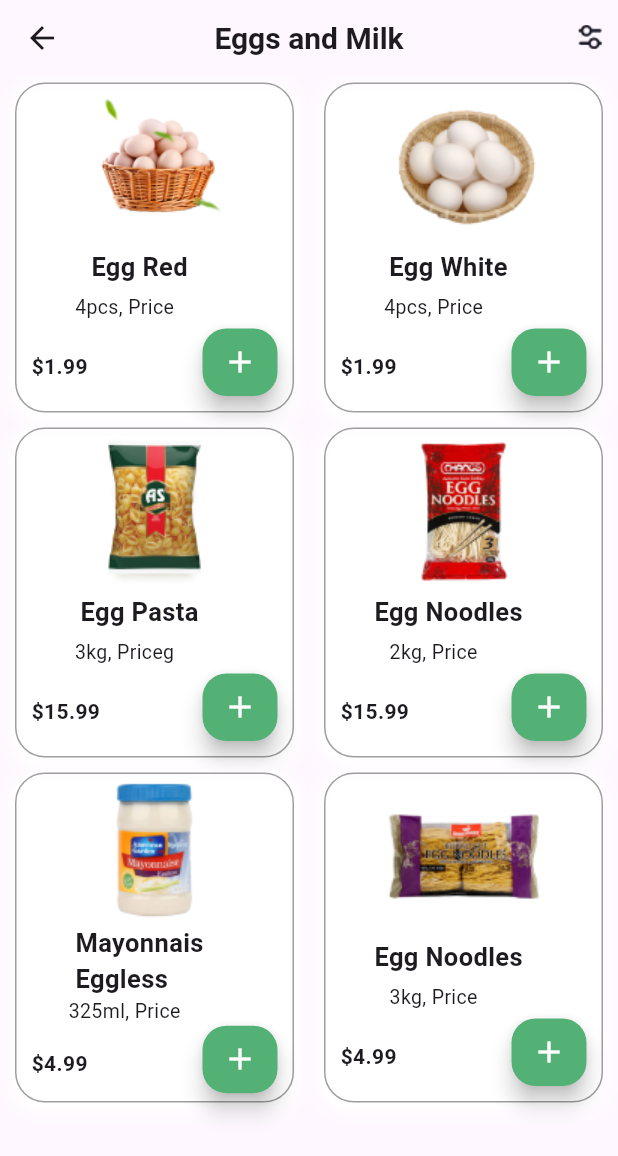
After one commit to SyedEbad902/Grocery-App, a Flutter app: the SearchScreen screen opened directly, on a phone screen of 412 x 824 dp. The commit adds this screen. Shown: the top 1156 px of the screen. Run offline on Flutter 3.47's test engine with Material 3 defaults, Android fonts, the phone set to English and light mode, and no system bars; our stand-ins replace get, google_nav_bar.

Commit message:
more functionality added

```diff
--- a/lib/product-list/beverages_list.dart
+++ b/lib/product-list/beverages_list.dart
@@ -36,3 +36,41 @@ List beveragesList = [
     'price': "\$4.99",
   },
 ];
+List eggsList = [
+  {
+    'name': "Egg Red",
+    'amount': "4pcs, Price",
+    "link": "assets/images/egg1.png",
+    'price': "\$1.99",
+  },
+  {
+    'name': "Egg White",
+    'amount': "4pcs, Price",
+    "link": "assets/images/egg2.png",
+    'price': "\$1.99",
+  },
+  {
+    'name': "Egg Pasta",
+    'amount': "3kg, Priceg",
+    "link": "assets/images/egg3.png",
+    'price': "\$15.99",
+  },
+  {
+    'name': "Egg Noodles",
+    'amount': "2kg, Price",
+    "link": "assets/images/egg4.png",
+    'price': "\$15.99",
+  },
+  {
+    'name': "Mayonnais\nEggless",
+    'amount': "325ml, Price",
+    "link": "assets/images/egg5.png",
+    'price': "\$4.99",
+  },
+  {
+    'name': "Egg Noodles",
+    'amount': "3kg, Price",
+    "link": "assets/images/egg6.png",
+    'price': "\$4.99",
+  },
+];
--- a/lib/screens/explore_view.dart
+++ b/lib/screens/explore_view.dart
@@ -1,6 +1,7 @@
 import 'package:flutter/material.dart';
 import 'package:grocery_app/product-list/find_product.dart';
 import 'package:grocery_app/screens/beverages.dart';
+import 'package:grocery_app/screens/search.dart';
 
 class ExploreView extends StatelessWidget {
   const ExploreView({super.key});
@@ -54,7 +55,15 @@ class ExploreView extends StatelessWidget {
                   mainAxisAlignment: MainAxisAlignment.spaceEvenly,
                   children: [
                     InkWell(
-                      onTap: () {},
+                      onTap: () {
+                        print(firstIndex);
+                        if (firstIndex == 4) {
+                          Navigator.push(
+                              context,
+                              MaterialPageRoute(
+                                  builder: (context) => SearchScreen()));
+                        }
+                      },
                       child: Container(
                         padding: EdgeInsets.only(top: 5),
                         margin: const EdgeInsets.only(
@@ -92,10 +101,13 @@ class ExploreView extends StatelessWidget {
                     ),
                     InkWell(
                       onTap: () {
-                        Navigator.push(
-                            context,
-                            MaterialPageRoute(
-                                builder: (context) => Beverages()));
+                        print(secondIndex);
+                        if (secondIndex == 5) {
+                          Navigator.push(
+                              context,
+                              MaterialPageRoute(
+                                  builder: (context) => Beverages()));
+                        }
                       },
                       child: Container(
                         padding: EdgeInsets.only(top: 5),
--- /dev/null
+++ b/lib/screens/search.dart
@@ -0,0 +1,91 @@
+import 'package:flutter/material.dart';
+
+import '../product-list/beverages_list.dart';
+import 'custome widgets/custome_widgets.dart';
+
+class SearchScreen extends StatefulWidget {
+  const SearchScreen({super.key});
+
+  @override
+  State<SearchScreen> createState() => _SearchScreenState();
+}
+
+class _SearchScreenState extends State<SearchScreen> {
+  @override
+  Widget build(BuildContext context) {
+    return Scaffold(
+      appBar: AppBar(
+        centerTitle: true,
+        title: const Text(
+          "Eggs and Milk",
+          style: TextStyle(fontSize: 20, fontWeight: FontWeight.bold),
+        ),
+        toolbarHeight: 50,
+        actions: [
+          InkWell(
+            onTap: () {},
+            child: Container(
+              margin: EdgeInsets.only(right: 10),
+              child: Image.asset(
+                "assets/images/filter-icon.png",
+                width: 17,
+              ),
+            ),
+          ),
+        ],
+      ),
+      body: SingleChildScrollView(
+        child: Column(
+          children: [
+            ListView.builder(
+                shrinkWrap: true,
+                physics: NeverScrollableScrollPhysics(),
+                itemCount: (eggsList.length / 2).ceil(),
+                itemBuilder: (BuildContext context, int index) {
+                  return Row(
+                    children: [
+                      Expanded(
+                        child: Padding(
+                          padding: const EdgeInsets.only(top: 5, bottom: 5),
+                          child: CustomContainer(
+                            image: eggsList[index * 2]['link'],
+                            name: eggsList[index * 2]['name'],
+                            amount: eggsList[index * 2]['amount'],
+                            price: eggsList[index * 2]['price'],
+                            // index: index,
+                            // listIndex: 1,
+                          ),
+                        ),
+                        // CustomContainer(
+                        //   data: dataList[index * 2],
+                        // ),
+                      ),
+                      Expanded(
+                        child: (index * 2 + 1 < eggsList.length)
+                            ? Padding(
+                                padding:
+                                    const EdgeInsets.only(top: 5, bottom: 5),
+                                child: CustomContainer(
+                                  image: eggsList[index * 2 + 1]['link'],
+                                  name: eggsList[index * 2 + 1]['name'],
+                                  amount: eggsList[index * 2 + 1]['amount'],
+                                  price: eggsList[index * 2 + 1]['price'],
+                                  // index: index,
+                                  // listIndex: 1,
+                                ),
+                              )
+                            // ? CustomContainer(
+                            //     data: dataList[index * 2 + 1],
+                            //   )
+                            : SizedBox(), // Empty container if no data
+                      ),
+                    ],
+                  );
+                }),
+          ],
+        ),
+      ),
+    );
+    ;
+  }
+}
```
Also changed, not shown: assets/images/egg1.png (added), assets/images/egg2.png (added), assets/images/egg3.png (added), assets/images/egg4.png (added), assets/images/egg5.png (added), assets/images/egg6.png (added).
